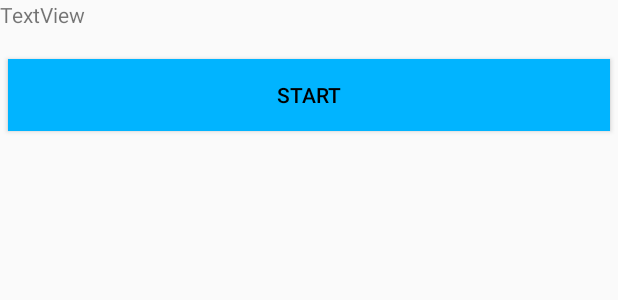
After one commit to Ovenoboyo/Techela_android_2020, an Android app: the layout quiz_fragment.xml on its own in the app's theme, with its tools: preview values and no code run, on a phone screen of 412 x 824 dp. The commit adds this screen. Shown: the top 300 px of the screen. Run offline under Robolectric (Android 15) with nearby library versions, the light colour scheme and no system bars; network calls fail.

Commit message:
Basic quiz implementation
PENDING: Fetch Question details from remote database
         Better layout
Signed-off-by: Ovenoboyo <ovenoboyo@gmail.com>

```diff
--- /dev/null
+++ b/app/src/main/res/layout/quiz_fragment.xml
@@ -0,0 +1,103 @@
+<?xml version="1.0" encoding="utf-8"?>
+<RelativeLayout xmlns:android="http://schemas.android.com/apk/res/android"
+    android:orientation="vertical" android:layout_width="match_parent"
+    android:layout_height="match_parent">
+
+
+    <TextView
+        android:id="@+id/quiz_title"
+        android:layout_width="match_parent"
+        android:layout_height="wrap_content"
+        android:text="TextView" />
+
+    <LinearLayout
+        android:id="@+id/options_ll"
+        android:layout_width="match_parent"
+        android:layout_height="wrap_content"
+        android:layout_below="@id/quiz_title"
+        android:visibility="gone"
+        android:orientation="vertical">
+
+        <TextView
+            android:id="@+id/option0"
+            android:layout_width="match_parent"
+            android:layout_height="wrap_content"
+            android:layout_marginVertical="8dp"
+            android:text="option0" />
+
+        <TextView
+            android:id="@+id/option1"
+            android:layout_width="match_parent"
+            android:layout_height="wrap_content"
+            android:layout_marginVertical="8dp"
+            android:text="option1" />
+
+        <TextView
+            android:id="@+id/option2"
+            android:layout_width="match_parent"
+            android:layout_height="wrap_content"
+            android:layout_marginVertical="8dp"
+            android:text="option2" />
+
+        <TextView
+            android:id="@+id/option3"
+            android:layout_width="match_parent"
+            android:layout_height="wrap_content"
+            android:layout_marginVertical="8dp"
+            android:text="option3" />
+
+    </LinearLayout>
+
+    <LinearLayout
+        android:id="@+id/question_buttons"
+        android:layout_width="match_parent"
+        android:layout_height="wrap_content"
+        android:layout_below="@id/options_ll"
+        android:visibility="gone"
+        android:orientation="vertical">
+
+        <Button
+            android:id="@+id/btn_next"
+            android:layout_width="match_parent"
+            android:layout_height="wrap_content"
+            android:layout_marginTop="20dip"
+            android:background="@color/colorAccent"
+            android:layout_marginHorizontal="5dp"
+            android:text="Next"
+            android:textColor="@android:color/black" />
+
+        <Button
+            android:id="@+id/btn_prev"
+            android:layout_width="match_parent"
+            android:layout_height="wrap_content"
+            android:layout_marginTop="20dip"
+            android:background="@color/colorAccent"
+            android:text="Previous"
+            android:layout_marginHorizontal="5dp"
+            android:textColor="@android:color/black"/>
+
+        <Button
+            android:id="@+id/submit"
+            android:layout_width="match_parent"
+            android:layout_height="wrap_content"
+            android:layout_marginTop="20dip"
+            android:background="@color/colorAccent"
+            android:text="Submit"
+            android:visibility="gone"
+            android:layout_marginHorizontal="5dp"
+            android:textColor="@android:color/black"/>
+
+    </LinearLayout>
+
+    <Button
+        android:id="@+id/btn_start"
+        android:layout_width="match_parent"
+        android:layout_height="wrap_content"
+        android:layout_marginTop="20dip"
+        android:background="@color/colorAccent"
+        android:layout_below="@id/options_ll"
+        android:text="Start"
+        android:layout_marginHorizontal="5dp"
+        android:textColor="@android:color/black"/>
+
+</RelativeLayout>
--- a/app/src/main/res/menu/activity_main_drawer.xml
+++ b/app/src/main/res/menu/activity_main_drawer.xml
@@ -18,6 +18,11 @@
             android:id="@+id/gallery"
             android:icon="@drawable/ic_gallery"
             android:title="@string/gallery" />
+
+        <item
+            android:id="@+id/quiz"
+            android:icon="@drawable/ic_gallery"
+            android:title="@string/quiz" />
     </group>
 
     <item android:title="Communicate">
--- a/app/src/main/res/navigation/mobile_navigation.xml
+++ b/app/src/main/res/navigation/mobile_navigation.xml
@@ -27,4 +27,9 @@
         android:name="com.example.techela.Share"
         android:label="@string/share" />
 
+    <fragment
+        android:id="@+id/quiz"
+        android:name="com.example.techela.ui.Quiz.QuizFragment"
+        android:label="@string/quiz" />
+
 </navigation>
--- a/app/src/main/res/values/strings.xml
+++ b/app/src/main/res/values/strings.xml
@@ -18,4 +18,5 @@
     <string name="share">Share</string>
     <string name="tickets">Tickets available at SR Desk!</string>
     <string name="oc_members">OC Members</string>
+    <string name="quiz">Quiz</string>
 </resources>
```
Also changed, not shown: app/src/main/java/com/example/techela/MainActivity.java (+6 -12 lines), app/src/main/java/com/example/techela/ui/Quiz/QuestionsModel.java (added, +27 -0 lines), app/src/main/java/com/example/techela/ui/Quiz/QuizFragment.java (added, +210 -0 lines).
